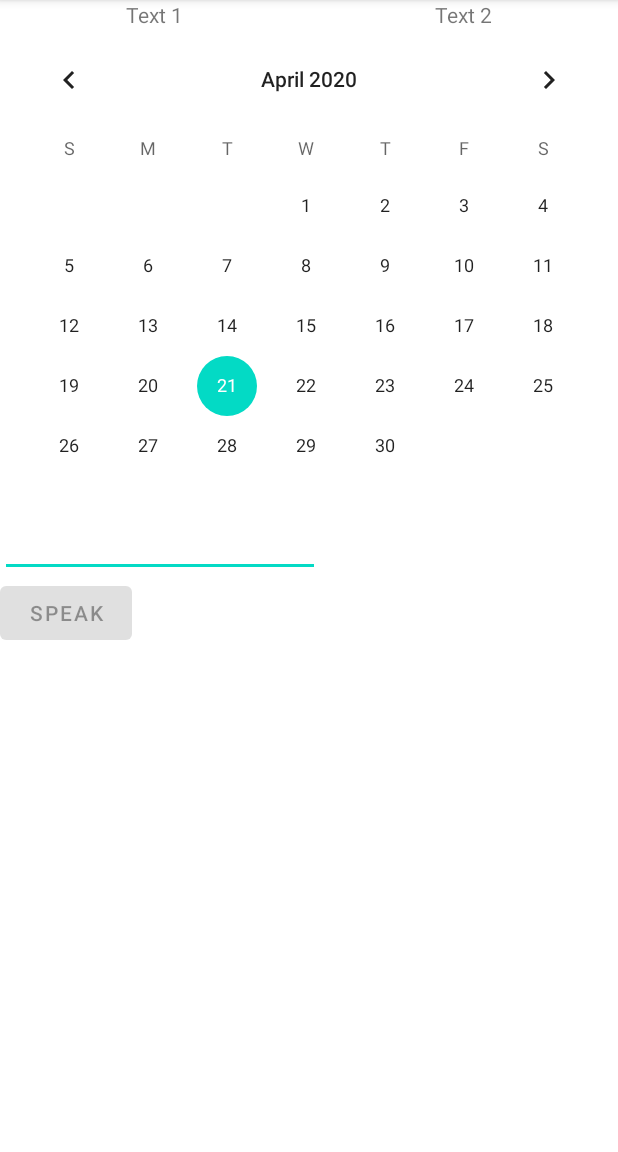
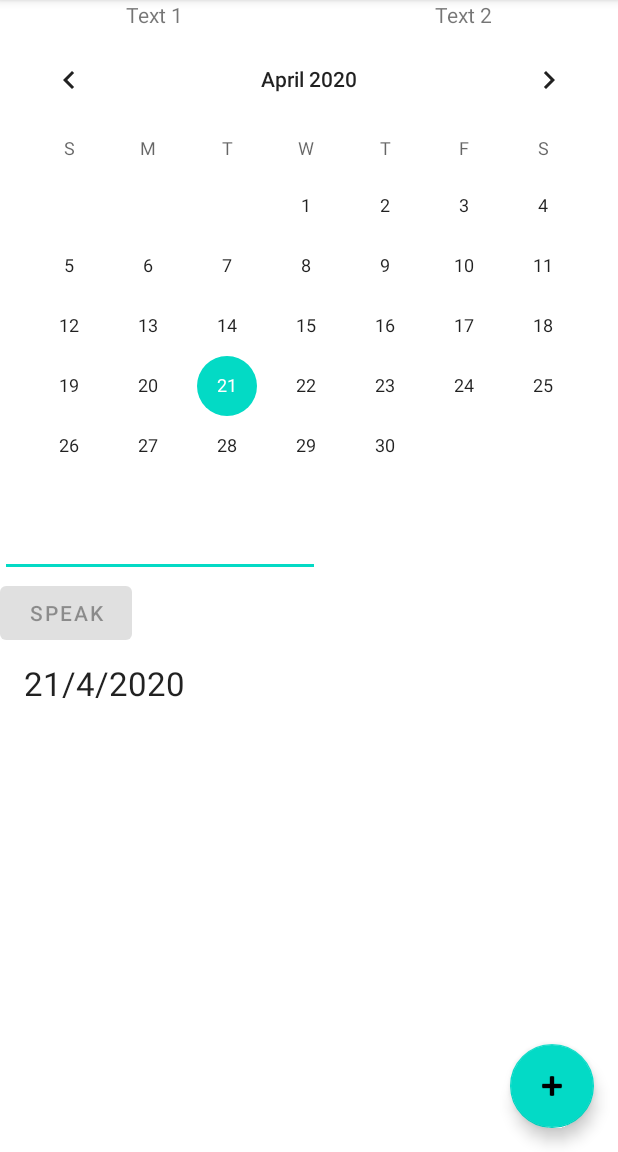
Before and after one commit to devedelie/RappelTout, an Android app: the screen it shows after launch once a user with an empty profile is signed in (MainActivity), on a phone screen of 412 x 824 dp, the part 84-1236 px from its top. Run offline under Robolectric (Android 15) with nearby library versions, the phone set to English and light mode, and no system bars; our stand-ins replace Firebase (no records; nobody signed in at launch, a user with empty details on screens opened directly), data binding; libraries missing offline, so code that uses them is left out: com.firebase.ui.

Commit message:
- Added methods to test the functionality with DataBinding-> xml-> viewModel and intent of a new Activity

```diff
--- a/app/src/main/java/com/elbaz/eliran/rappeltout/ui/activities/MainActivity.kt
+++ b/app/src/main/java/com/elbaz/eliran/rappeltout/ui/activities/MainActivity.kt
@@ -1,18 +1,28 @@
 package com.elbaz.eliran.rappeltout.ui.activities
 
+import android.annotation.SuppressLint
+import android.content.Intent
 import android.os.Bundle
 import android.speech.tts.TextToSpeech
 import android.util.Log
-import com.google.android.material.snackbar.Snackbar
-import androidx.appcompat.app.AppCompatActivity
 import android.view.Menu
 import android.view.MenuItem
-import android.widget.Button
-import android.widget.EditText
+import android.view.View
+import android.widget.*
+import androidx.appcompat.app.AppCompatActivity
+import androidx.databinding.DataBindingUtil
+import androidx.lifecycle.ViewModelProvider
+import androidx.lifecycle.ViewModelProviders
 import com.elbaz.eliran.rappeltout.R
-import com.elbaz.eliran.rappeltout.model.Reminder
-
+import com.elbaz.eliran.rappeltout.databinding.ActivityMainBinding
+import com.elbaz.eliran.rappeltout.ui.viewmodels.MainViewModel
+import com.firebase.ui.auth.AuthUI
+import com.google.android.material.snackbar.Snackbar
+import com.google.gson.internal.bind.ArrayTypeAdapter.FACTORY
+import com.google.gson.internal.bind.DateTypeAdapter.FACTORY
 import kotlinx.android.synthetic.main.activity_main.*
+import java.text.SimpleDateFormat
+import java.time.LocalDateTime
 import java.util.*
 
 class MainActivity : AppCompatActivity(), TextToSpeech.OnInitListener {
@@ -20,28 +30,61 @@ class MainActivity : AppCompatActivity(), TextToSpeech.OnInitListener {
     private var tts: TextToSpeech? = null
     private var buttonSpeak: Button? = null
     private var editText: EditText? = null
+    // Obtain ViewModel from ViewModelProviders
+    private val viewModel by lazy { ViewModelProviders.of(this).get(MainViewModel::class.java) }
 
     override fun onCreate(savedInstanceState: Bundle?) {
         super.onCreate(savedInstanceState)
-        setContentView(R.layout.activity_main)
+//        setContentView(R.layout.activity_main)
+
+
+        // DataBinding
+        val binding : ActivityMainBinding =
+            DataBindingUtil.setContentView(this, R.layout.activity_main)
+        binding.lifecycleOwner = this
+        binding.mainViewModel = viewModel
+
         setSupportActionBar(toolbar)
 
+        speakConfig()
+//        floatingBtnConfig()
+        calendarConfig()
+    }
+
+    fun speakConfig(){
         buttonSpeak = this.button_speak
         editText = this.edittext_input
 
-        buttonSpeak!!.isEnabled = false;
+        buttonSpeak!!.isEnabled = false
         tts = TextToSpeech(this, this)
 
         buttonSpeak!!.setOnClickListener { speakOut() }
+    }
 
-        fab.setOnClickListener { view ->
-            Snackbar.make(view, "Replace with your own action", Snackbar.LENGTH_LONG)
-                .setAction("Action", null).show()
+//    fun floatingBtnConfig(){
+//        floatingBtn.setOnClickListener { view ->
+//            Snackbar.make(view, "Floating button action", Snackbar.LENGTH_LONG)
+//                .setAction("Action", null).show()
+//        }
+//    }
+
+    fun onClickAddReminder(view: View){
+        Toast.makeText(this, "clicked", Toast.LENGTH_LONG).show()
+        val intent = Intent(this@MainActivity, SetReminderActivity::class.java)
+        intent.putExtra("Date", viewModel.selectedDate.value.toString())
+        startActivity(intent)
+    }
+
+    @SuppressLint("SimpleDateFormat")
+    fun calendarConfig(){
+        val calendarView = findViewById<CalendarView>(R.id.calendar)
+        calendarView?.setOnDateChangeListener { view, year, month, dayOfMonth ->
+            // months are indexed from 0. So, 0 means January, 1 means february, 2 means march etc.
+            val date = "$dayOfMonth/${(month + 1)}/$year"
+            viewModel.onReminderAdd(date)
         }
+    }
 
-//        var note = Reminder("title", "bla bla bla")
-
-    }
 
     override fun onCreateOptionsMenu(menu: Menu): Boolean {
         // Inflate the menu; this adds items to the action bar if it is present.
@@ -49,20 +92,20 @@ class MainActivity : AppCompatActivity(), TextToSpeech.OnInitListener {
         return true
     }
 
-    override fun onOptionsItemSelected(item: MenuItem): Boolean {
-        // Handle action bar item clicks here. The action bar will
-        // automatically handle clicks on the Home/Up button, so long
-        // as you specify a parent activity in AndroidManifest.xml.
-        return when (item.itemId) {
-            R.id.action_settings -> true
-            else -> super.onOptionsItemSelected(item)
-        }
-    }
+//    override fun onOptionsItemSelected(item: MenuItem): Boolean {
+//        // Handle action bar item clicks here. The action bar will
+//        // automatically handle clicks on the Home/Up button, so long
+//        // as you specify a parent activity in AndroidManifest.xml.
+//        return when (item.itemId) {
+//            R.id.action_settings -> true
+//            else -> super.onOptionsItemSelected(item)
+//        }
+//    }
 
     override fun onInit(status: Int){
 
         if (status == TextToSpeech.SUCCESS) {
-            // set US English as language for tts
+            // set language for tts
             val result = tts!!.setLanguage(Locale.FRANCE)
 
             if (result == TextToSpeech.LANG_MISSING_DATA || result == TextToSpeech.LANG_NOT_SUPPORTED) {
@@ -91,4 +134,25 @@ class MainActivity : AppCompatActivity(), TextToSpeech.OnInitListener {
         super.onDestroy()
     }
 
+    /////////////////////////////////////
+    // Try to refactor all non-UI methods into viewModel class to keep UI logic only
+    // using DataBinding
+
+    fun logout(item: MenuItem){
+        AuthUI.getInstance()
+            .signOut(this)
+            .addOnCompleteListener {
+                Toast.makeText(this, "Logout successfully", Toast.LENGTH_LONG).show()
+                clearActivityBackStack()
+            }
+    }
+
+    private fun clearActivityBackStack() {
+        finish()
+        val intent = Intent(this, LoginActivity::class.java)
+        intent.addFlags(Intent.FLAG_ACTIVITY_CLEAR_TOP or Intent.FLAG_ACTIVITY_SINGLE_TOP)
+        startActivity(intent)
+    }
+
+
 }
--- /dev/null
+++ b/app/src/main/java/com/elbaz/eliran/rappeltout/ui/viewmodels/MainViewModel.kt
@@ -0,0 +1,53 @@
+package com.elbaz.eliran.rappeltout.ui.viewmodels
+
+import android.annotation.SuppressLint
+import android.app.AlarmManager
+import android.app.Application
+import android.app.PendingIntent
+import android.content.Context
+import android.content.Intent
+import android.os.SystemClock
+import androidx.lifecycle.AndroidViewModel
+import androidx.lifecycle.LiveData
+import androidx.lifecycle.MutableLiveData
+import com.elbaz.eliran.rappeltout.receiver.AlarmReceiver
+import com.elbaz.eliran.rappeltout.utils.singleArgViewModelFactory
+import java.text.SimpleDateFormat
+import java.util.*
+
+/**
+ * Created by Eliran Elbaz on 18-Apr-20.
+ */
+class MainViewModel (private val app: Application) : AndroidViewModel(app) {
+
+
+
+    companion object {
+        /**
+         * Factory for creating [MainViewModel]
+         *
+         * @param arg the repository to pass to [MainViewModel]
+         */
+        val FACTORY = singleArgViewModelFactory(::MainViewModel)
+    }
+
+
+    // Set default date (when user don't select any date)
+    @SuppressLint("SimpleDateFormat")
+    private val sdf = SimpleDateFormat("dd/M/yyyy")
+    private val formattedDate = sdf.format(Date())
+
+    private val _selectedDate = MutableLiveData(formattedDate)
+
+    val selectedDate: LiveData<String> = _selectedDate
+
+    val selectedDateText : LiveData<String> = _selectedDate
+
+    // Set the current date in LiveData
+    fun onReminderAdd(date : String){
+        _selectedDate.value = date
+    }
+
+
+
+}
--- a/app/src/main/res/layout/activity_main.xml
+++ b/app/src/main/res/layout/activity_main.xml
@@ -1,7 +1,15 @@
 <?xml version="1.0" encoding="utf-8"?>
-<androidx.coordinatorlayout.widget.CoordinatorLayout xmlns:android="http://schemas.android.com/apk/res/android"
+<layout xmlns:android="http://schemas.android.com/apk/res/android"
     xmlns:app="http://schemas.android.com/apk/res-auto"
-    xmlns:tools="http://schemas.android.com/tools"
+    xmlns:tools="http://schemas.android.com/tools">
+
+    <data>
+        <variable
+            name="mainViewModel"
+            type="com.elbaz.eliran.rappeltout.ui.viewmodels.MainViewModel" />
+    </data>
+
+    <androidx.coordinatorlayout.widget.CoordinatorLayout
         android:layout_width="match_parent"
         android:layout_height="match_parent"
         tools:context=".ui.activities.MainActivity">
@@ -29,7 +37,7 @@
 
             <LinearLayout
                 android:layout_width="match_parent"
-        android:layout_height="match_parent"
+                android:layout_height="wrap_content"
                 android:orientation="vertical">
 
                 <LinearLayout
@@ -43,26 +51,28 @@
                         android:layout_height="wrap_content"
                         android:layout_weight="0.5"
                         android:text="Text 1"
-                android:gravity="center"/>
+                        android:gravity="center" />
 
                     <TextView
                         android:layout_width="0dp"
                         android:layout_height="wrap_content"
                         android:layout_weight="0.5"
                         android:text="Text 2"
-                android:gravity="center"/>
+                        android:gravity="center" />
 
                 </LinearLayout>
 
                 <CalendarView
+                    android:id="@+id/calendar"
                     android:layout_width="match_parent"
-            android:layout_height="320dp"/>
+                    android:layout_height="320dp" />
 
                 <EditText
                     android:id="@+id/edittext_input"
                     android:layout_width="wrap_content"
                     android:layout_height="wrap_content"
-            android:ems="10" >
+                    android:ems="10">
+
                     <requestFocus />
                 </EditText>
 
@@ -71,16 +81,33 @@
                     android:layout_width="wrap_content"
                     android:layout_height="wrap_content"
                     android:text="Speak" />
+
+                <TextView
+                    android:id="@+id/selected_date"
+                    android:text="@{mainViewModel.selectedDateText}"
+                    android:layout_width="wrap_content"
+                    android:layout_height="wrap_content"
+                    android:layout_marginStart="16dp"
+                    android:layout_marginTop="8dp"
+                    android:layout_marginEnd="128dp"
+                    android:textAppearance="@style/TextAppearance.AppCompat.Large"
+                    app:layout_constraintEnd_toEndOf="parent"
+                    app:layout_constraintStart_toStartOf="parent"
+                    app:layout_constraintTop_toBottomOf="@+id/lastname_label" />
+            </LinearLayout>
+
         </LinearLayout>
 
         <com.google.android.material.floatingactionbutton.FloatingActionButton
-        android:id="@+id/fab"
+            android:id="@+id/floatingBtn"
             android:layout_width="wrap_content"
             android:layout_height="wrap_content"
             android:layout_gravity="bottom|end"
+            android:onClick="onClickAddReminder"
             android:layout_margin="@dimen/fab_margin"
             app:srcCompat="@android:drawable/ic_input_add"
-        android:tint="@color/cardview_light_background"/>
+            android:tint="@color/cardview_light_background" />
 
-    </LinearLayout>
+
     </androidx.coordinatorlayout.widget.CoordinatorLayout>
+</layout>
--- a/app/src/main/res/menu/menu_main.xml
+++ b/app/src/main/res/menu/menu_main.xml
@@ -7,4 +7,12 @@
         android:orderInCategory="100"
         android:title="@string/action_settings"
         app:showAsAction="never" />
+
+    <item
+        android:id="@+id/action_Logout"
+        android:orderInCategory="100"
+        android:title="@string/action_logout"
+        app:showAsAction="never"
+        android:onClick="logout"/>
+
 </menu>
```
Lines whose indentation alone changed are shown as unchanged.
